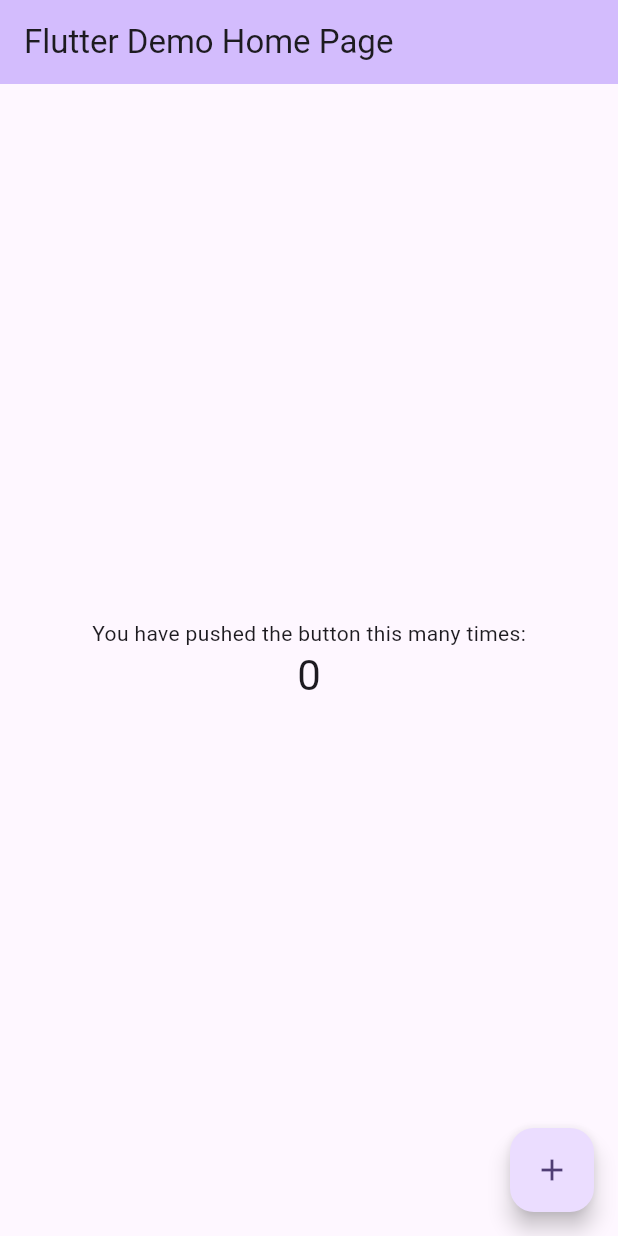
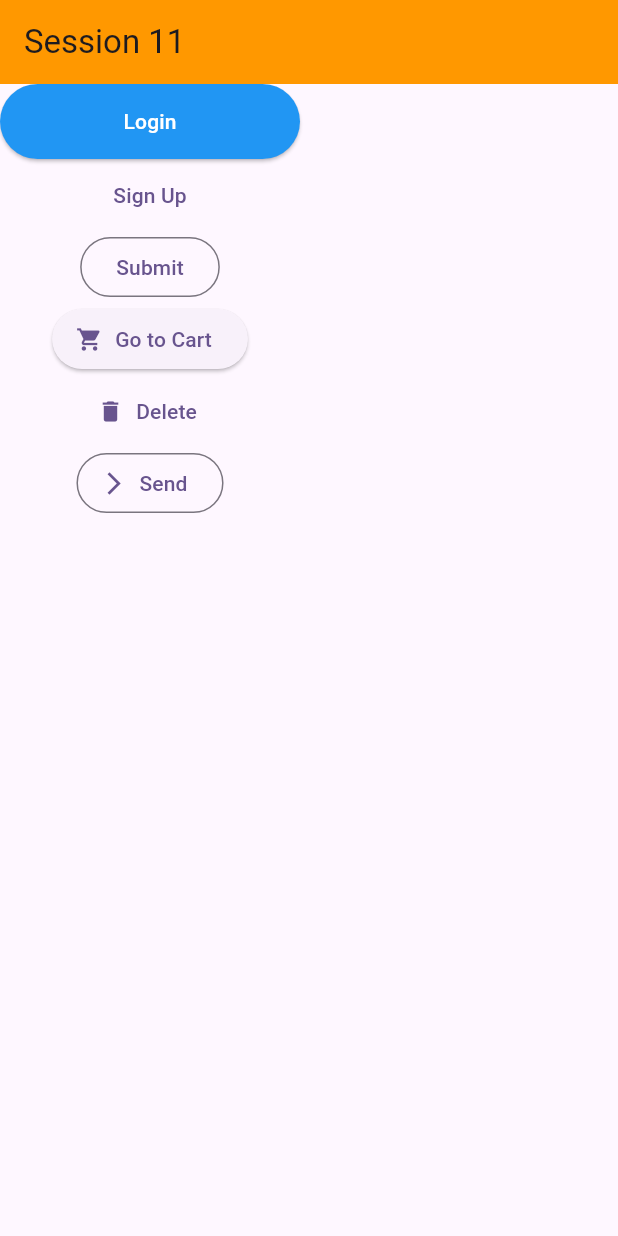
Before and after one commit to abidroid/sbbwu_session11_buttons_stateful, a Flutter app: the screen it shows after launch, on a phone screen of 412 x 824 dp. Run offline on Flutter 3.47's test engine with Material 3 defaults, Android fonts, the phone set to English and light mode, and no system bars.

Commit message:
buttons done

```diff
--- a/lib/main.dart
+++ b/lib/main.dart
@@ -1,4 +1,5 @@
 import 'package:flutter/material.dart';
+import 'package:sbbwu_session11_buttons_stateful/screens/button_screen.dart';
 
 void main() {
   runApp(const MyApp());
@@ -13,113 +14,11 @@ class MyApp extends StatelessWidget {
     return MaterialApp(
       title: 'Flutter Demo',
       theme: ThemeData(
-        // This is the theme of your application.
-        //
-        // TRY THIS: Try running your application with "flutter run". You'll see
-        // the application has a purple toolbar. Then, without quitting the app,
-        // try changing the seedColor in the colorScheme below to Colors.green
-        // and then invoke "hot reload" (save your changes or press the "hot
-        // reload" button in a Flutter-supported IDE, or press "r" if you used
-        // the command line to start the app).
-        //
-        // Notice that the counter didn't reset back to zero; the application
-        // state is not lost during the reload. To reset the state, use hot
-        // restart instead.
-        //
-        // This works for code too, not just values: Most code changes can be
-        // tested with just a hot reload.
+
         colorScheme: ColorScheme.fromSeed(seedColor: Colors.deepPurple),
         useMaterial3: true,
       ),
-      home: const MyHomePage(title: 'Flutter Demo Home Page'),
+      home: const ButtonScreen(),
     );
   }
 }
-
-class MyHomePage extends StatefulWidget {
-  const MyHomePage({super.key, required this.title});
-
-  // This widget is the home page of your application. It is stateful, meaning
-  // that it has a State object (defined below) that contains fields that affect
-  // how it looks.
-
-  // This class is the configuration for the state. It holds the values (in this
-  // case the title) provided by the parent (in this case the App widget) and
-  // used by the build method of the State. Fields in a Widget subclass are
-  // always marked "final".
-
-  final String title;
-
-  @override
-  State<MyHomePage> createState() => _MyHomePageState();
-}
-
-class _MyHomePageState extends State<MyHomePage> {
-  int _counter = 0;
-
-  void _incrementCounter() {
-    setState(() {
-      // This call to setState tells the Flutter framework that something has
-      // changed in this State, which causes it to rerun the build method below
-      // so that the display can reflect the updated values. If we changed
-      // _counter without calling setState(), then the build method would not be
-      // called again, and so nothing would appear to happen.
-      _counter++;
-    });
-  }
-
-  @override
-  Widget build(BuildContext context) {
-    // This method is rerun every time setState is called, for instance as done
-    // by the _incrementCounter method above.
-    //
-    // The Flutter framework has been optimized to make rerunning build methods
-    // fast, so that you can just rebuild anything that needs updating rather
-    // than having to individually change instances of widgets.
-    return Scaffold(
-      appBar: AppBar(
-        // TRY THIS: Try changing the color here to a specific color (to
-        // Colors.amber, perhaps?) and trigger a hot reload to see the AppBar
-        // change color while the other colors stay the same.
-        backgroundColor: Theme.of(context).colorScheme.inversePrimary,
-        // Here we take the value from the MyHomePage object that was created by
-        // the App.build method, and use it to set our appbar title.
-        title: Text(widget.title),
-      ),
-      body: Center(
-        // Center is a layout widget. It takes a single child and positions it
-        // in the middle of the parent.
-        child: Column(
-          // Column is also a layout widget. It takes a list of children and
-          // arranges them vertically. By default, it sizes itself to fit its
-          // children horizontally, and tries to be as tall as its parent.
-          //
-          // Column has various properties to control how it sizes itself and
-          // how it positions its children. Here we use mainAxisAlignment to
-          // center the children vertically; the main axis here is the vertical
-          // axis because Columns are vertical (the cross axis would be
-          // horizontal).
-          //
-          // TRY THIS: Invoke "debug painting" (choose the "Toggle Debug Paint"
-          // action in the IDE, or press "p" in the console), to see the
-          // wireframe for each widget.
-          mainAxisAlignment: MainAxisAlignment.center,
-          children: <Widget>[
-            const Text(
-              'You have pushed the button this many times:',
-            ),
-            Text(
-              '$_counter',
-              style: Theme.of(context).textTheme.headlineMedium,
-            ),
-          ],
-        ),
-      ),
-      floatingActionButton: FloatingActionButton(
-        onPressed: _incrementCounter,
-        tooltip: 'Increment',
-        child: const Icon(Icons.add),
-      ), // This trailing comma makes auto-formatting nicer for build methods.
-    );
-  }
-}
--- /dev/null
+++ b/lib/screens/button_screen.dart
@@ -0,0 +1,42 @@
+import 'package:flutter/material.dart';
+
+class ButtonScreen extends StatelessWidget {
+  const ButtonScreen({super.key});
+
+  @override
+  Widget build(BuildContext context) {
+    return Scaffold(
+      appBar: AppBar(
+        backgroundColor: Colors.orange,
+        title: const Text('Session 11'),
+      ),
+      body: Column(
+        children: [
+          SizedBox(
+              width: 200,
+              height: 50,
+              child: ElevatedButton(
+                  style: ElevatedButton.styleFrom(
+                      backgroundColor: Colors.blue,
+                      foregroundColor: Colors.white),
+                  onPressed: () {},
+                  child: const Text('Login'))),
+          TextButton(onPressed: () {}, child: const Text('Sign Up')),
+          OutlinedButton(onPressed: () {}, child: const Text('Submit')),
+          ElevatedButton.icon(
+              onPressed: () {},
+              icon: const Icon(Icons.shopping_cart),
+              label: const Text('Go to Cart')),
+          TextButton.icon(
+              onPressed: () {},
+              icon: const Icon(Icons.delete),
+              label: const Text('Delete')),
+          OutlinedButton.icon(
+              onPressed: () {},
+              icon: const Icon(Icons.arrow_forward_ios),
+              label: const Text('Send'))
+        ],
+      ),
+    );
+  }
+}
```
